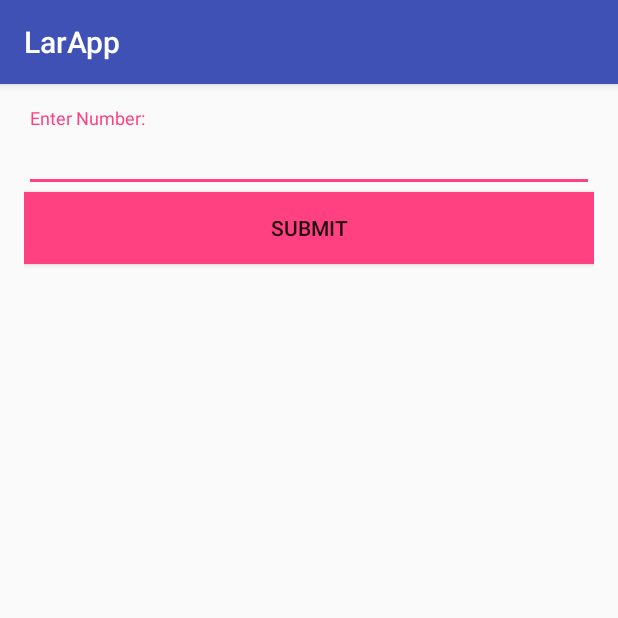
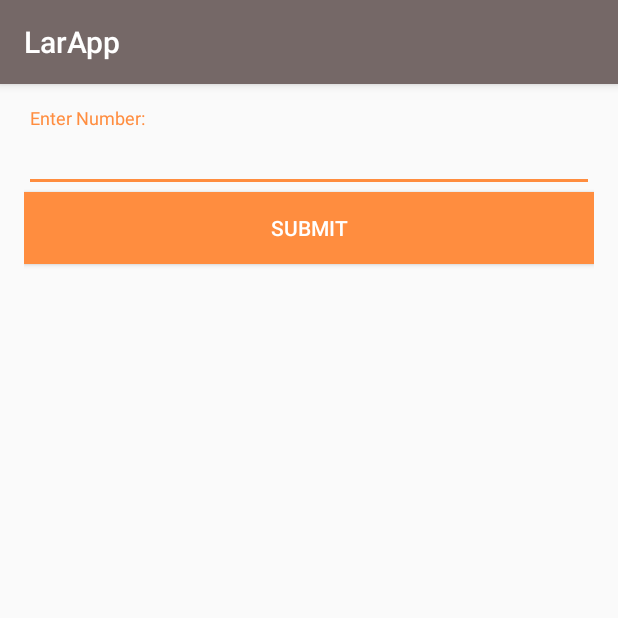
Before and after one commit to nicholaivillegas/LarApp, an Android app: the screen it shows after launch (MainActivity), on a phone screen of 412 x 824 dp, the top half of it. Run offline under Robolectric (Android 15) with nearby library versions, the phone set to English and light mode, and no system bars; our stand-ins replace data binding.

Commit message:
improved UI

```diff
--- a/app/src/main/java/com/saklapp/nico/larapp/NewAppWidget.java
+++ b/app/src/main/java/com/saklapp/nico/larapp/NewAppWidget.java
@@ -25,6 +25,7 @@ public class NewAppWidget extends AppWidgetProvider {
     @Override
     public void onEnabled(Context context) {
         // Enter relevant functionality for when the first widget is created
+
     }
 
     @Override
--- a/app/src/main/res/layout/activity_main.xml
+++ b/app/src/main/res/layout/activity_main.xml
@@ -33,7 +33,8 @@
             android:layout_width="match_parent"
             android:layout_height="wrap_content"
             android:background="@drawable/button_selector"
-            android:text="This is a button" />
+            android:text="Send Update"
+            android:textColor="@android:color/white" />
 
         <android.support.design.widget.TextInputLayout
             android:id="@+id/til_number"
@@ -56,6 +57,7 @@
             android:layout_height="wrap_content"
             android:background="@drawable/button_selector"
             android:text="Submit"
+            android:textColor="@android:color/white"
             android:visibility="gone" />
 
     </LinearLayout>
--- a/app/src/main/res/values/colors.xml
+++ b/app/src/main/res/values/colors.xml
@@ -1,6 +1,6 @@
 <?xml version="1.0" encoding="utf-8"?>
 <resources>
-    <color name="colorPrimary">#3F51B5</color>
-    <color name="colorPrimaryDark">#303F9F</color>
-    <color name="colorAccent">#FF4081</color>
+    <color name="colorPrimary">#756867</color>
+    <color name="colorPrimaryDark">#353C3F</color>
+    <color name="colorAccent">#FF8D3F</color>
 </resources>
```
Also changed, not shown: app/src/main/res/mipmap-hdpi/ic_launcher.png, app/src/main/res/mipmap-mdpi/ic_launcher.png, app/src/main/res/mipmap-xhdpi/ic_launcher.png, app/src/main/res/mipmap-xxhdpi/ic_launcher.png, app/src/main/res/mipmap-xxxhdpi/ic_launcher.png.
